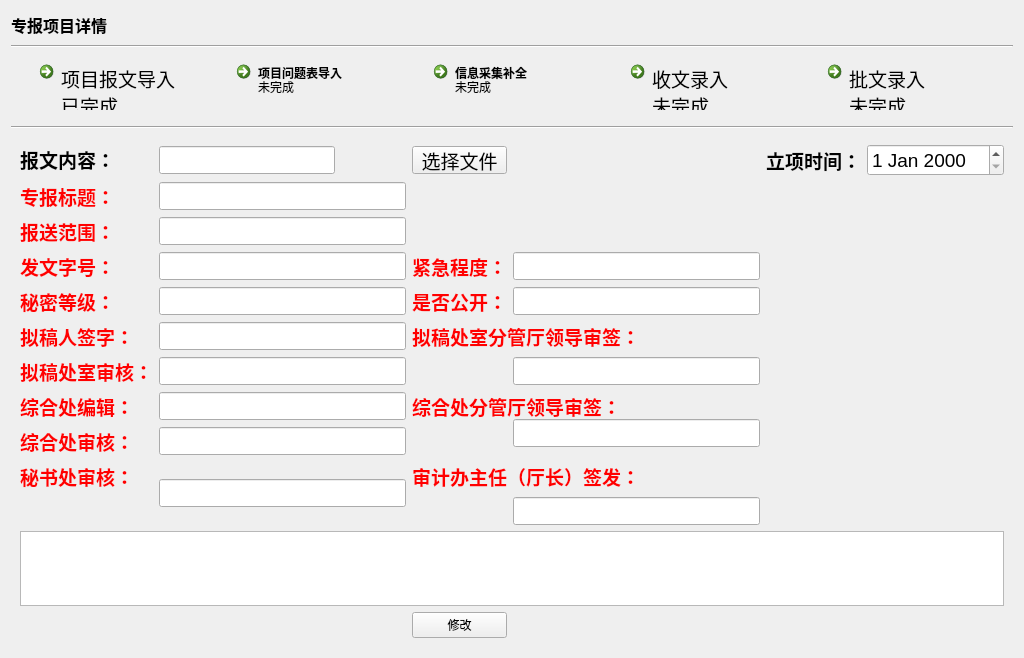
The window that ui_dir/zbdetail.ui (wind-sword/Audit) describes before a commit, drawn with Qt 5.
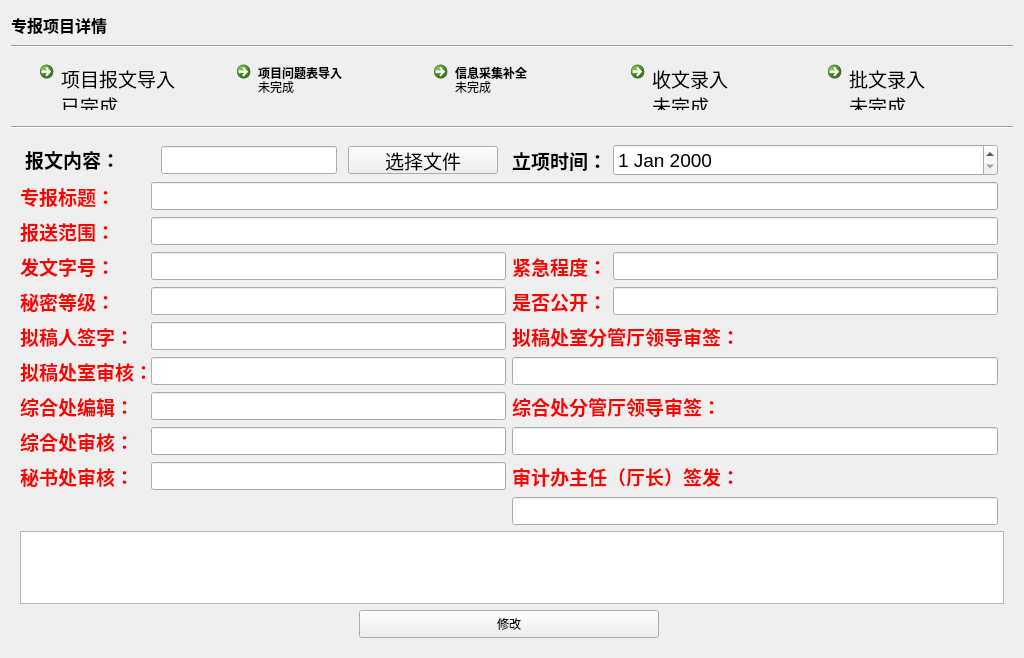
The same window after the commit.

Diff of the .ui file:
```diff
--- a/ui_dir/zbdetail.ui
+++ b/ui_dir/zbdetail.ui
@@ -243,77 +243,22 @@
      </property>
      <widget class="QWidget" name="page_basicinfo">
       <layout class="QGridLayout" name="gridLayout">
-       <item row="0" column="5">
-        <widget class="QDateEdit" name="dateEdit">
-         <property name="font">
-          <font>
-           <pointsize>14</pointsize>
-          </font>
-         </property>
-        </widget>
-       </item>
-       <item row="7" column="2" rowspan="2" colspan="2">
-        <widget class="QLabel" name="label_17">
-         <property name="font">
-          <font>
-           <pointsize>14</pointsize>
-           <weight>75</weight>
-           <bold>true</bold>
-          </font>
-         </property>
-         <property name="text">
-          <string>&lt;html&gt;&lt;head/&gt;&lt;body&gt;&lt;p&gt;&lt;span style=&quot; color:#ff0000;&quot;&gt;综合处分管厅领导审签：&lt;/span&gt;&lt;/p&gt;&lt;/body&gt;&lt;/html&gt;</string>
-         </property>
-        </widget>
-       </item>
-       <item row="3" column="0">
-        <widget class="QLabel" name="label_4">
-         <property name="font">
-          <font>
-           <pointsize>14</pointsize>
-           <weight>75</weight>
-           <bold>true</bold>
-          </font>
-         </property>
-         <property name="text">
-          <string>&lt;html&gt;&lt;head/&gt;&lt;body&gt;&lt;p&gt;&lt;span style=&quot; color:#ff0000;&quot;&gt;发文字号：&lt;/span&gt;&lt;/p&gt;&lt;/body&gt;&lt;/html&gt;</string>
-         </property>
-        </widget>
-       </item>
-       <item row="3" column="1">
-        <widget class="QLineEdit" name="lineEdit_4">
+       <item row="0" column="0">
+        <layout class="QHBoxLayout" name="horizontalLayout_2">
+         <item>
+          <widget class="QLabel" name="label_file">
          <property name="minimumSize">
           <size>
-           <width>0</width>
-           <height>28</height>
+             <width>125</width>
+             <height>0</height>
           </size>
          </property>
          <property name="maximumSize">
           <size>
-           <width>16777215</width>
-           <height>28</height>
-          </size>
-         </property>
-        </widget>
-       </item>
-       <item row="6" column="1">
-        <widget class="QLineEdit" name="lineEdit_9">
-         <property name="minimumSize">
-          <size>
-           <width>0</width>
-           <height>28</height>
-          </size>
-         </property>
-         <property name="maximumSize">
-          <size>
-           <width>16777215</width>
-           <height>28</height>
-          </size>
-         </property>
-        </widget>
-       </item>
-       <item row="2" column="0">
-        <widget class="QLabel" name="label_16">
+             <width>125</width>
+             <height>16777215</height>
+            </size>
+           </property>
          <property name="font">
           <font>
            <pointsize>14</pointsize>
@@ -322,26 +267,18 @@
           </font>
          </property>
          <property name="text">
-          <string>&lt;html&gt;&lt;head/&gt;&lt;body&gt;&lt;p&gt;&lt;span style=&quot; color:#ff0000;&quot;&gt;报送范围：&lt;/span&gt;&lt;/p&gt;&lt;/body&gt;&lt;/html&gt;</string>
+            <string>&lt;html&gt;&lt;head/&gt;&lt;body&gt;&lt;p&gt;报文内容：&lt;/p&gt;&lt;/body&gt;&lt;/html&gt;</string>
          </property>
         </widget>
        </item>
-       <item row="9" column="0">
-        <widget class="QLabel" name="label_12">
-         <property name="font">
-          <font>
-           <pointsize>14</pointsize>
-           <weight>75</weight>
-           <bold>true</bold>
-          </font>
-         </property>
-         <property name="text">
-          <string>&lt;html&gt;&lt;head/&gt;&lt;body&gt;&lt;p&gt;&lt;span style=&quot; color:#ff0000;&quot;&gt;综合处审核：&lt;/span&gt;&lt;/p&gt;&lt;/body&gt;&lt;/html&gt;</string>
-         </property>
-        </widget>
-       </item>
-       <item row="5" column="1">
-        <widget class="QLineEdit" name="lineEdit_8">
+         <item>
+          <widget class="QLineEdit" name="lineEdit_file">
+           <property name="sizePolicy">
+            <sizepolicy hsizetype="Fixed" vsizetype="Fixed">
+             <horstretch>0</horstretch>
+             <verstretch>0</verstretch>
+            </sizepolicy>
+           </property>
          <property name="minimumSize">
           <size>
            <width>0</width>
@@ -354,9 +291,14 @@
            <height>28</height>
           </size>
          </property>
-        </widget>
-       </item>
-       <item row="0" column="2">
+           <property name="font">
+            <font>
+             <pointsize>14</pointsize>
+            </font>
+           </property>
+          </widget>
+         </item>
+         <item>
         <widget class="QPushButton" name="pushButton_file">
          <property name="sizePolicy">
           <sizepolicy hsizetype="Fixed" vsizetype="Fixed">
@@ -386,8 +328,24 @@
          </property>
         </widget>
        </item>
-       <item row="1" column="0">
-        <widget class="QLabel" name="label">
+        </layout>
+       </item>
+       <item row="6" column="0">
+        <layout class="QFormLayout" name="formLayout_21">
+         <item row="0" column="0">
+          <widget class="QLabel" name="label_9">
+           <property name="minimumSize">
+            <size>
+             <width>125</width>
+             <height>0</height>
+            </size>
+           </property>
+           <property name="maximumSize">
+            <size>
+             <width>125</width>
+             <height>16777215</height>
+            </size>
+           </property>
          <property name="font">
           <font>
            <pointsize>14</pointsize>
@@ -396,34 +354,12 @@
           </font>
          </property>
          <property name="text">
-          <string>&lt;html&gt;&lt;head/&gt;&lt;body&gt;&lt;p&gt;&lt;span style=&quot; color:#ff0000;&quot;&gt;专报标题：&lt;/span&gt;&lt;/p&gt;&lt;/body&gt;&lt;/html&gt;</string>
-         </property>
-        </widget>
-       </item>
-       <item row="4" column="1">
-        <widget class="QLineEdit" name="lineEdit_5">
-         <property name="minimumSize">
-          <size>
-           <width>0</width>
-           <height>28</height>
-          </size>
-         </property>
-         <property name="maximumSize">
-          <size>
-           <width>16777215</width>
-           <height>28</height>
-          </size>
+            <string>&lt;html&gt;&lt;head/&gt;&lt;body&gt;&lt;p&gt;&lt;span style=&quot; color:#ff0000;&quot;&gt;拟稿处室审核：&lt;/span&gt;&lt;/p&gt;&lt;/body&gt;&lt;/html&gt;</string>
          </property>
         </widget>
        </item>
        <item row="0" column="1">
-        <widget class="QLineEdit" name="lineEdit_file">
-         <property name="sizePolicy">
-          <sizepolicy hsizetype="Fixed" vsizetype="Fixed">
-           <horstretch>0</horstretch>
-           <verstretch>0</verstretch>
-          </sizepolicy>
-         </property>
+          <widget class="QLineEdit" name="lineEdit_9">
          <property name="minimumSize">
           <size>
            <width>0</width>
@@ -436,44 +372,13 @@
            <height>28</height>
           </size>
          </property>
-         <property name="font">
-          <font>
-           <pointsize>14</pointsize>
-          </font>
-         </property>
-        </widget>
-       </item>
+          </widget>
+         </item>
+        </layout>
+       </item>
+       <item row="3" column="1">
+        <layout class="QFormLayout" name="formLayout_25">
        <item row="0" column="0">
-        <widget class="QLabel" name="label_file">
-         <property name="font">
-          <font>
-           <pointsize>14</pointsize>
-           <weight>75</weight>
-           <bold>true</bold>
-          </font>
-         </property>
-         <property name="text">
-          <string>&lt;html&gt;&lt;head/&gt;&lt;body&gt;&lt;p&gt;报文内容：&lt;/p&gt;&lt;/body&gt;&lt;/html&gt;</string>
-         </property>
-        </widget>
-       </item>
-       <item row="3" column="3">
-        <widget class="QLineEdit" name="lineEdit_13">
-         <property name="minimumSize">
-          <size>
-           <width>0</width>
-           <height>28</height>
-          </size>
-         </property>
-         <property name="maximumSize">
-          <size>
-           <width>16777215</width>
-           <height>28</height>
-          </size>
-         </property>
-        </widget>
-       </item>
-       <item row="3" column="2">
         <widget class="QLabel" name="label_5">
          <property name="font">
           <font>
@@ -487,39 +392,8 @@
          </property>
         </widget>
        </item>
-       <item row="10" column="0">
-        <widget class="QLabel" name="label_18">
-         <property name="font">
-          <font>
-           <pointsize>14</pointsize>
-           <weight>75</weight>
-           <bold>true</bold>
-          </font>
-         </property>
-         <property name="text">
-          <string>&lt;html&gt;&lt;head/&gt;&lt;body&gt;&lt;p&gt;&lt;span style=&quot; color:#ff0000;&quot;&gt;秘书处审核：&lt;/span&gt;&lt;/p&gt;&lt;/body&gt;&lt;/html&gt;</string>
-         </property>
-        </widget>
-       </item>
-       <item row="12" column="0" colspan="6">
-        <widget class="QTextBrowser" name="textBrowser"/>
-       </item>
-       <item row="4" column="0">
-        <widget class="QLabel" name="label_14">
-         <property name="font">
-          <font>
-           <pointsize>14</pointsize>
-           <weight>75</weight>
-           <bold>true</bold>
-          </font>
-         </property>
-         <property name="text">
-          <string>&lt;html&gt;&lt;head/&gt;&lt;body&gt;&lt;p&gt;&lt;span style=&quot; color:#ff0000;&quot;&gt;秘密等级：&lt;/span&gt;&lt;/p&gt;&lt;/body&gt;&lt;/html&gt;</string>
-         </property>
-        </widget>
-       </item>
-       <item row="8" column="3" rowspan="2">
-        <widget class="QLineEdit" name="lineEdit_16">
+         <item row="0" column="1">
+          <widget class="QLineEdit" name="lineEdit_13">
          <property name="minimumSize">
           <size>
            <width>0</width>
@@ -534,23 +408,11 @@
          </property>
         </widget>
        </item>
-       <item row="4" column="3">
-        <widget class="QLineEdit" name="lineEdit_14">
-         <property name="minimumSize">
-          <size>
-           <width>0</width>
-           <height>28</height>
-          </size>
-         </property>
-         <property name="maximumSize">
-          <size>
-           <width>16777215</width>
-           <height>28</height>
-          </size>
-         </property>
-        </widget>
+        </layout>
        </item>
-       <item row="10" column="2" colspan="2">
+       <item row="9" column="1">
+        <layout class="QFormLayout" name="formLayout_29">
+         <item row="0" column="0">
         <widget class="QLabel" name="label_15">
          <property name="maximumSize">
           <size>
@@ -570,37 +432,7 @@
          </property>
         </widget>
        </item>
-       <item row="4" column="2">
-        <widget class="QLabel" name="label_6">
-         <property name="font">
-          <font>
-           <pointsize>14</pointsize>
-           <weight>75</weight>
-           <bold>true</bold>
-          </font>
-         </property>
-         <property name="text">
-          <string>&lt;html&gt;&lt;head/&gt;&lt;body&gt;&lt;p&gt;&lt;span style=&quot; color:#ff0000;&quot;&gt;是否公开：&lt;/span&gt;&lt;/p&gt;&lt;/body&gt;&lt;/html&gt;</string>
-         </property>
-        </widget>
-       </item>
-       <item row="1" column="1">
-        <widget class="QLineEdit" name="lineEdit">
-         <property name="minimumSize">
-          <size>
-           <width>0</width>
-           <height>28</height>
-          </size>
-         </property>
-         <property name="maximumSize">
-          <size>
-           <width>16777215</width>
-           <height>28</height>
-          </size>
-         </property>
-        </widget>
-       </item>
-       <item row="11" column="3">
+         <item row="1" column="0" colspan="2">
         <widget class="QLineEdit" name="lineEdit_17">
          <property name="minimumSize">
           <size>
@@ -616,8 +448,18 @@
          </property>
         </widget>
        </item>
-       <item row="0" column="4">
-        <widget class="QLabel" name="label_24">
+        </layout>
+       </item>
+       <item row="1" column="0" colspan="2">
+        <layout class="QFormLayout" name="formLayout_16">
+         <item row="0" column="0">
+          <widget class="QLabel" name="label">
+           <property name="minimumSize">
+            <size>
+             <width>125</width>
+             <height>0</height>
+            </size>
+           </property>
          <property name="font">
           <font>
            <pointsize>14</pointsize>
@@ -626,12 +468,32 @@
           </font>
          </property>
          <property name="text">
-          <string>立项时间：</string>
+            <string>&lt;html&gt;&lt;head/&gt;&lt;body&gt;&lt;p&gt;&lt;span style=&quot; color:#ff0000;&quot;&gt;专报标题：&lt;/span&gt;&lt;/p&gt;&lt;/body&gt;&lt;/html&gt;</string>
          </property>
         </widget>
        </item>
-       <item row="5" column="0">
-        <widget class="QLabel" name="label_7">
+         <item row="0" column="1">
+          <widget class="QLineEdit" name="lineEdit">
+           <property name="minimumSize">
+            <size>
+             <width>0</width>
+             <height>28</height>
+            </size>
+           </property>
+           <property name="maximumSize">
+            <size>
+             <width>16777215</width>
+             <height>28</height>
+            </size>
+           </property>
+          </widget>
+         </item>
+        </layout>
+       </item>
+       <item row="7" column="1" rowspan="2">
+        <layout class="QFormLayout" name="formLayout_28">
+         <item row="0" column="0">
+          <widget class="QLabel" name="label_17">
          <property name="font">
           <font>
            <pointsize>14</pointsize>
@@ -640,12 +502,81 @@
           </font>
          </property>
          <property name="text">
-          <string>&lt;html&gt;&lt;head/&gt;&lt;body&gt;&lt;p&gt;&lt;span style=&quot; color:#ff0000;&quot;&gt;拟稿人签字：&lt;/span&gt;&lt;/p&gt;&lt;/body&gt;&lt;/html&gt;</string>
+            <string>&lt;html&gt;&lt;head/&gt;&lt;body&gt;&lt;p&gt;&lt;span style=&quot; color:#ff0000;&quot;&gt;综合处分管厅领导审签：&lt;/span&gt;&lt;/p&gt;&lt;/body&gt;&lt;/html&gt;</string>
          </property>
         </widget>
        </item>
-       <item row="7" column="0" rowspan="2">
+         <item row="1" column="0" colspan="2">
+          <widget class="QLineEdit" name="lineEdit_16">
+           <property name="minimumSize">
+            <size>
+             <width>0</width>
+             <height>28</height>
+            </size>
+           </property>
+           <property name="maximumSize">
+            <size>
+             <width>16777215</width>
+             <height>28</height>
+            </size>
+           </property>
+          </widget>
+         </item>
+        </layout>
+       </item>
+       <item row="10" column="0" colspan="3">
+        <widget class="QTextBrowser" name="textBrowser"/>
+       </item>
+       <item row="9" column="0">
+        <layout class="QFormLayout" name="formLayout_24">
+         <item row="0" column="0">
+          <widget class="QLabel" name="label_18">
+           <property name="minimumSize">
+            <size>
+             <width>125</width>
+             <height>0</height>
+            </size>
+           </property>
+           <property name="font">
+            <font>
+             <pointsize>14</pointsize>
+             <weight>75</weight>
+             <bold>true</bold>
+            </font>
+           </property>
+           <property name="text">
+            <string>&lt;html&gt;&lt;head/&gt;&lt;body&gt;&lt;p&gt;&lt;span style=&quot; color:#ff0000;&quot;&gt;秘书处审核：&lt;/span&gt;&lt;/p&gt;&lt;/body&gt;&lt;/html&gt;</string>
+           </property>
+          </widget>
+         </item>
+         <item row="0" column="1">
+          <widget class="QLineEdit" name="lineEdit_12">
+           <property name="minimumSize">
+            <size>
+             <width>0</width>
+             <height>28</height>
+            </size>
+           </property>
+           <property name="maximumSize">
+            <size>
+             <width>16777215</width>
+             <height>28</height>
+            </size>
+           </property>
+          </widget>
+         </item>
+        </layout>
+       </item>
+       <item row="7" column="0">
+        <layout class="QFormLayout" name="formLayout_22">
+         <item row="0" column="0">
         <widget class="QLabel" name="label_10">
+           <property name="minimumSize">
+            <size>
+             <width>125</width>
+             <height>0</height>
+            </size>
+           </property>
          <property name="font">
           <font>
            <pointsize>14</pointsize>
@@ -658,7 +589,7 @@
          </property>
         </widget>
        </item>
-       <item row="7" column="1" rowspan="2">
+         <item row="0" column="1">
         <widget class="QLineEdit" name="lineEdit_10">
          <property name="minimumSize">
           <size>
@@ -674,8 +605,18 @@
          </property>
         </widget>
        </item>
-       <item row="6" column="0">
-        <widget class="QLabel" name="label_9">
+        </layout>
+       </item>
+       <item row="8" column="0">
+        <layout class="QFormLayout" name="formLayout_23">
+         <item row="0" column="0">
+          <widget class="QLabel" name="label_12">
+           <property name="minimumSize">
+            <size>
+             <width>125</width>
+             <height>0</height>
+            </size>
+           </property>
          <property name="font">
           <font>
            <pointsize>14</pointsize>
@@ -684,43 +625,11 @@
           </font>
          </property>
          <property name="text">
-          <string>&lt;html&gt;&lt;head/&gt;&lt;body&gt;&lt;p&gt;&lt;span style=&quot; color:#ff0000;&quot;&gt;拟稿处室审核：&lt;/span&gt;&lt;/p&gt;&lt;/body&gt;&lt;/html&gt;</string>
+            <string>&lt;html&gt;&lt;head/&gt;&lt;body&gt;&lt;p&gt;&lt;span style=&quot; color:#ff0000;&quot;&gt;综合处审核：&lt;/span&gt;&lt;/p&gt;&lt;/body&gt;&lt;/html&gt;</string>
          </property>
         </widget>
        </item>
-       <item row="10" column="1" rowspan="2">
-        <widget class="QLineEdit" name="lineEdit_12">
-         <property name="minimumSize">
-          <size>
-           <width>0</width>
-           <height>28</height>
-          </size>
-         </property>
-         <property name="maximumSize">
-          <size>
-           <width>16777215</width>
-           <height>28</height>
-          </size>
-         </property>
-        </widget>
-       </item>
-       <item row="2" column="1">
-        <widget class="QLineEdit" name="lineEdit_2">
-         <property name="minimumSize">
-          <size>
-           <width>0</width>
-           <height>28</height>
-          </size>
-         </property>
-         <property name="maximumSize">
-          <size>
-           <width>16777215</width>
-           <height>28</height>
-          </size>
-         </property>
-        </widget>
-       </item>
-       <item row="9" column="1">
+         <item row="0" column="1">
         <widget class="QLineEdit" name="lineEdit_11">
          <property name="minimumSize">
           <size>
@@ -736,23 +645,85 @@
          </property>
         </widget>
        </item>
-       <item row="6" column="3">
-        <widget class="QLineEdit" name="lineEdit_15">
-         <property name="sizePolicy">
-          <sizepolicy hsizetype="Ignored" vsizetype="Fixed">
-           <horstretch>0</horstretch>
-           <verstretch>0</verstretch>
-          </sizepolicy>
-         </property>
+        </layout>
+       </item>
+       <item row="4" column="0">
+        <layout class="QFormLayout" name="formLayout_19">
+         <item row="0" column="0">
+          <widget class="QLabel" name="label_14">
+           <property name="minimumSize">
+            <size>
+             <width>125</width>
+             <height>0</height>
+            </size>
+           </property>
+           <property name="font">
+            <font>
+             <pointsize>14</pointsize>
+             <weight>75</weight>
+             <bold>true</bold>
+            </font>
+           </property>
+           <property name="text">
+            <string>&lt;html&gt;&lt;head/&gt;&lt;body&gt;&lt;p&gt;&lt;span style=&quot; color:#ff0000;&quot;&gt;秘密等级：&lt;/span&gt;&lt;/p&gt;&lt;/body&gt;&lt;/html&gt;</string>
+           </property>
+          </widget>
+         </item>
+         <item row="0" column="1">
+          <widget class="QLineEdit" name="lineEdit_5">
          <property name="minimumSize">
           <size>
-           <width>180</width>
+             <width>0</width>
            <height>28</height>
           </size>
          </property>
-        </widget>
-       </item>
-       <item row="5" column="2" colspan="2">
+           <property name="maximumSize">
+            <size>
+             <width>16777215</width>
+             <height>28</height>
+            </size>
+           </property>
+          </widget>
+         </item>
+        </layout>
+       </item>
+       <item row="4" column="1">
+        <layout class="QFormLayout" name="formLayout_26">
+         <item row="0" column="0">
+          <widget class="QLabel" name="label_6">
+           <property name="font">
+            <font>
+             <pointsize>14</pointsize>
+             <weight>75</weight>
+             <bold>true</bold>
+            </font>
+           </property>
+           <property name="text">
+            <string>&lt;html&gt;&lt;head/&gt;&lt;body&gt;&lt;p&gt;&lt;span style=&quot; color:#ff0000;&quot;&gt;是否公开：&lt;/span&gt;&lt;/p&gt;&lt;/body&gt;&lt;/html&gt;</string>
+           </property>
+          </widget>
+         </item>
+         <item row="0" column="1">
+          <widget class="QLineEdit" name="lineEdit_14">
+           <property name="minimumSize">
+            <size>
+             <width>0</width>
+             <height>28</height>
+            </size>
+           </property>
+           <property name="maximumSize">
+            <size>
+             <width>16777215</width>
+             <height>28</height>
+            </size>
+           </property>
+          </widget>
+         </item>
+        </layout>
+       </item>
+       <item row="5" column="1" rowspan="2">
+        <layout class="QFormLayout" name="formLayout_27">
+         <item row="0" column="0">
         <widget class="QLabel" name="label_8">
          <property name="minimumSize">
           <size>
@@ -778,11 +749,182 @@
          </property>
         </widget>
        </item>
-       <item row="13" column="2">
+         <item row="1" column="0" colspan="2">
+          <widget class="QLineEdit" name="lineEdit_15">
+           <property name="sizePolicy">
+            <sizepolicy hsizetype="Ignored" vsizetype="Fixed">
+             <horstretch>0</horstretch>
+             <verstretch>0</verstretch>
+            </sizepolicy>
+           </property>
+           <property name="minimumSize">
+            <size>
+             <width>180</width>
+             <height>28</height>
+            </size>
+           </property>
+          </widget>
+         </item>
+        </layout>
+       </item>
+       <item row="3" column="0">
+        <layout class="QFormLayout" name="formLayout_18">
+         <item row="0" column="0">
+          <widget class="QLabel" name="label_4">
+           <property name="minimumSize">
+            <size>
+             <width>125</width>
+             <height>0</height>
+            </size>
+           </property>
+           <property name="font">
+            <font>
+             <pointsize>14</pointsize>
+             <weight>75</weight>
+             <bold>true</bold>
+            </font>
+           </property>
+           <property name="text">
+            <string>&lt;html&gt;&lt;head/&gt;&lt;body&gt;&lt;p&gt;&lt;span style=&quot; color:#ff0000;&quot;&gt;发文字号：&lt;/span&gt;&lt;/p&gt;&lt;/body&gt;&lt;/html&gt;</string>
+           </property>
+          </widget>
+         </item>
+         <item row="0" column="1">
+          <widget class="QLineEdit" name="lineEdit_4">
+           <property name="minimumSize">
+            <size>
+             <width>0</width>
+             <height>28</height>
+            </size>
+           </property>
+           <property name="maximumSize">
+            <size>
+             <width>16777215</width>
+             <height>28</height>
+            </size>
+           </property>
+          </widget>
+         </item>
+        </layout>
+       </item>
+       <item row="2" column="0" colspan="2">
+        <layout class="QFormLayout" name="formLayout_17">
+         <item row="0" column="0">
+          <widget class="QLabel" name="label_16">
+           <property name="minimumSize">
+            <size>
+             <width>125</width>
+             <height>0</height>
+            </size>
+           </property>
+           <property name="font">
+            <font>
+             <pointsize>14</pointsize>
+             <weight>75</weight>
+             <bold>true</bold>
+            </font>
+           </property>
+           <property name="text">
+            <string>&lt;html&gt;&lt;head/&gt;&lt;body&gt;&lt;p&gt;&lt;span style=&quot; color:#ff0000;&quot;&gt;报送范围：&lt;/span&gt;&lt;/p&gt;&lt;/body&gt;&lt;/html&gt;</string>
+           </property>
+          </widget>
+         </item>
+         <item row="0" column="1">
+          <widget class="QLineEdit" name="lineEdit_2">
+           <property name="minimumSize">
+            <size>
+             <width>0</width>
+             <height>28</height>
+            </size>
+           </property>
+           <property name="maximumSize">
+            <size>
+             <width>16777215</width>
+             <height>28</height>
+            </size>
+           </property>
+          </widget>
+         </item>
+        </layout>
+       </item>
+       <item row="5" column="0">
+        <layout class="QFormLayout" name="formLayout_20">
+         <item row="0" column="0">
+          <widget class="QLabel" name="label_7">
+           <property name="minimumSize">
+            <size>
+             <width>125</width>
+             <height>0</height>
+            </size>
+           </property>
+           <property name="font">
+            <font>
+             <pointsize>14</pointsize>
+             <weight>75</weight>
+             <bold>true</bold>
+            </font>
+           </property>
+           <property name="text">
+            <string>&lt;html&gt;&lt;head/&gt;&lt;body&gt;&lt;p&gt;&lt;span style=&quot; color:#ff0000;&quot;&gt;拟稿人签字：&lt;/span&gt;&lt;/p&gt;&lt;/body&gt;&lt;/html&gt;</string>
+           </property>
+          </widget>
+         </item>
+         <item row="0" column="1">
+          <widget class="QLineEdit" name="lineEdit_8">
+           <property name="minimumSize">
+            <size>
+             <width>0</width>
+             <height>28</height>
+            </size>
+           </property>
+           <property name="maximumSize">
+            <size>
+             <width>16777215</width>
+             <height>28</height>
+            </size>
+           </property>
+          </widget>
+         </item>
+        </layout>
+       </item>
+       <item row="0" column="1">
+        <layout class="QFormLayout" name="formLayout_30">
+         <item row="0" column="0">
+          <widget class="QLabel" name="label_24">
+           <property name="font">
+            <font>
+             <pointsize>14</pointsize>
+             <weight>75</weight>
+             <bold>true</bold>
+            </font>
+           </property>
+           <property name="text">
+            <string>立项时间：</string>
+           </property>
+          </widget>
+         </item>
+         <item row="0" column="1">
+          <widget class="QDateEdit" name="dateEdit">
+           <property name="font">
+            <font>
+             <pointsize>14</pointsize>
+            </font>
+           </property>
+          </widget>
+         </item>
+        </layout>
+       </item>
+       <item row="11" column="0" colspan="2" alignment="Qt::AlignHCenter">
         <widget class="QPushButton" name="pushButton_3">
+         <property name="minimumSize">
+          <size>
+           <width>300</width>
+           <height>28</height>
+          </size>
+         </property>
          <property name="maximumSize">
           <size>
-           <width>200</width>
+           <width>300</width>
            <height>28</height>
           </size>
          </property>
```
Left out of the diff: 388 changed lines with no effect on the pictures. Lines whose indentation alone changed are shown as unchanged.
